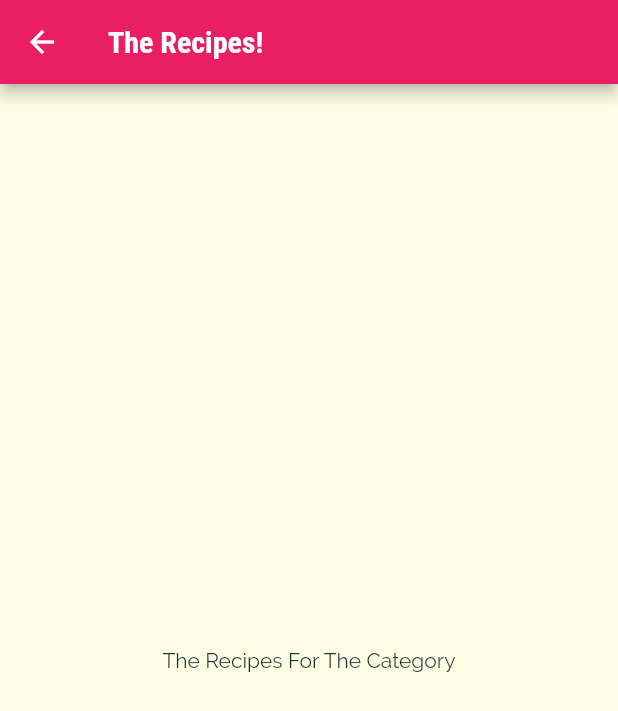
After one commit to seanka/Flutter-Meals-App, a Flutter app: the screen it shows after launch, after a tap on "Italian", on a phone screen of 412 x 824 dp. The commit adds this screen. Shown: the top 711 px of the screen. Run offline on Flutter 3.47's test engine with Material 2 defaults, Android fonts, the phone set to English and light mode, and no system bars.

Commit message:
added navigation to meals category

```diff
--- /dev/null
+++ b/lib/categories_meals_screen.dart
@@ -0,0 +1,15 @@
+import 'package:flutter/material.dart';
+
+class CategoryMealsScreen extends StatelessWidget {
+  const CategoryMealsScreen({super.key});
+
+  @override
+  Widget build(BuildContext context) {
+    return Scaffold(
+      appBar: AppBar(title: Text('The Recipes!')),
+      body: Center(
+        child: Text('The Recipes For The Category'),
+      ),
+    );
+  }
+}
--- a/lib/category_item.dart
+++ b/lib/category_item.dart
@@ -1,4 +1,6 @@
 import 'package:flutter/material.dart';
+
+import './categories_meals_screen.dart';
 
 class CategoryItem extends StatelessWidget {
   final String title;
@@ -6,9 +8,23 @@ class CategoryItem extends StatelessWidget {
 
   const CategoryItem(this.title, this.color, {super.key});
 
+  void selectCategory(BuildContext ctx) {
+    Navigator.of(ctx).push(
+      MaterialPageRoute(
+        builder: (_) {
+          return CategoryMealsScreen();
+        },
+      ),
+    );
+  }
+
   @override
   Widget build(BuildContext context) {
-    return Container(
+    return InkWell(
+      onTap: () => selectCategory(context),
+      splashColor: Theme.of(context).primaryColor,
+      borderRadius: BorderRadius.circular(15),
+      child: Container(
         padding: const EdgeInsets.all(15),
         decoration: BoxDecoration(
             gradient: LinearGradient(
@@ -24,6 +40,7 @@ class CategoryItem extends StatelessWidget {
           title,
           style: Theme.of(context).textTheme.headline6,
         ),
+      ),
     );
   }
 }
```
Lines whose indentation alone changed are shown as unchanged.
